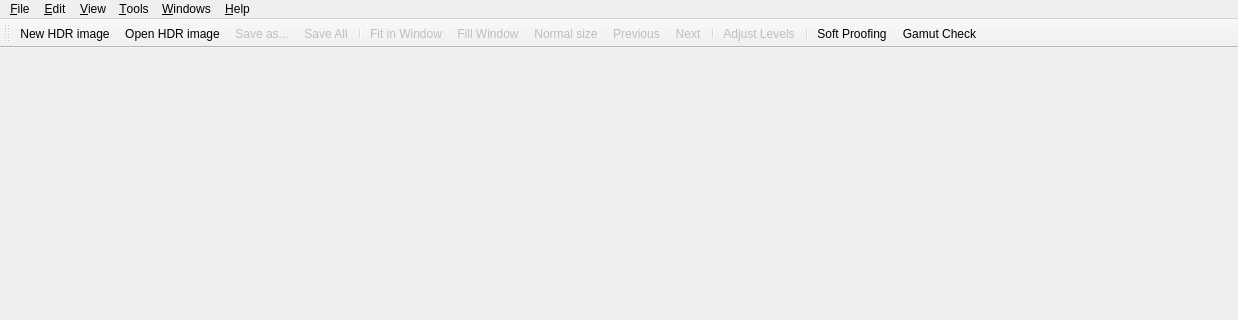
This is src/MainWindow/MainWindow.ui in LuminanceHDR/LuminanceHDR as Qt 5 draws it before an edit; both pictures show x 0 to 1238 and y 0 to 320 of the 1238 by 756 pixel window. The edited form follows.
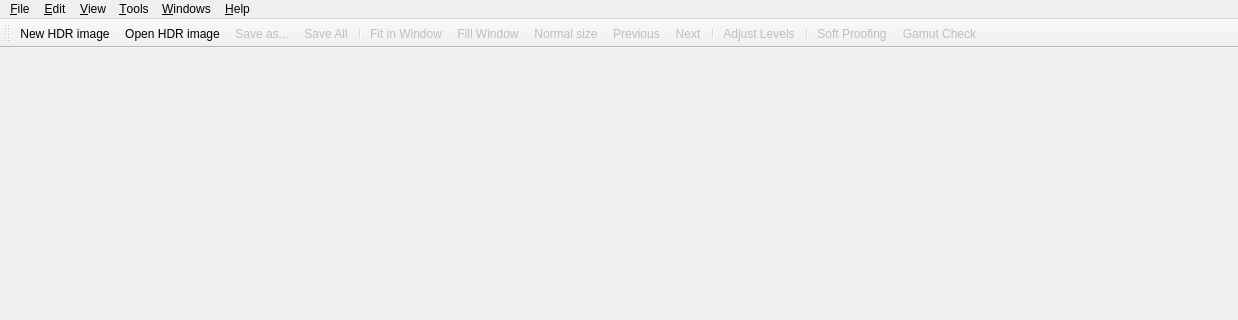
This is the edited form. Icons and pictures are not drawn.

Commit message: [Color Management]: Proper behaviour of Main Window

The edit to the form file:
```diff
--- a/src/MainWindow/MainWindow.ui
+++ b/src/MainWindow/MainWindow.ui
@@ -1005,7 +1005,7 @@
     <bool>true</bool>
    </property>
    <property name="enabled">
-    <bool>true</bool>
+    <bool>false</bool>
    </property>
    <property name="icon">
     <iconset resource="../../icons.qrc">
@@ -1020,7 +1020,7 @@
     <bool>true</bool>
    </property>
    <property name="enabled">
-    <bool>true</bool>
+    <bool>false</bool>
    </property>
    <property name="icon">
     <iconset resource="../../icons.qrc">
```
The commit also changes 2 other files.
